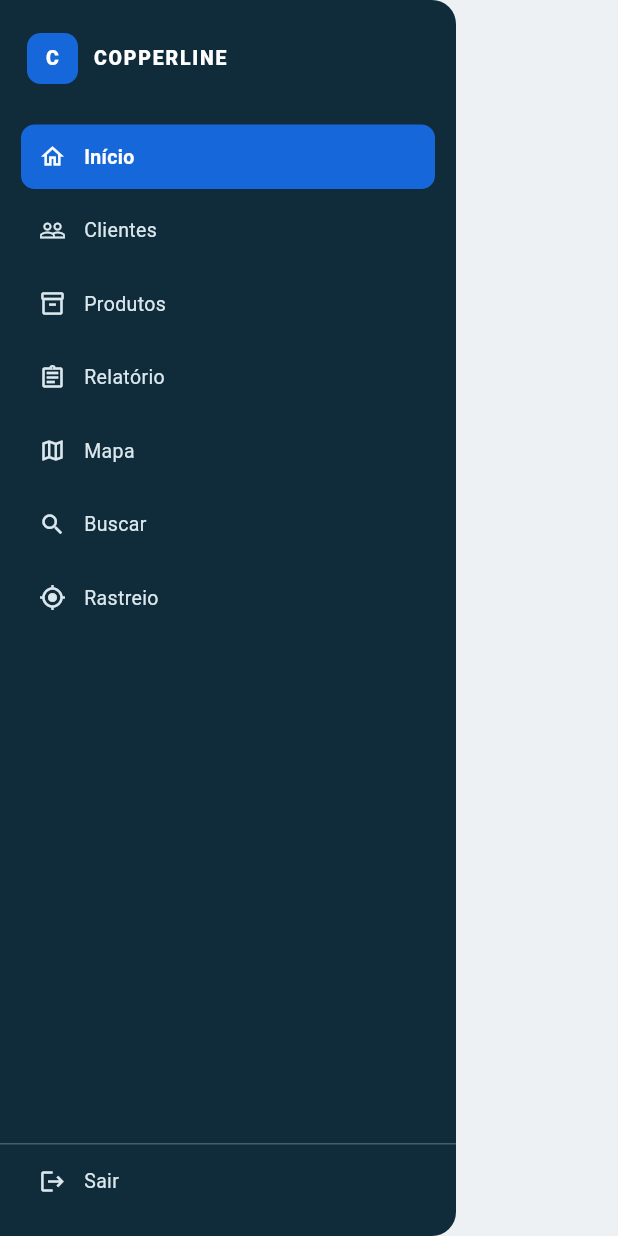
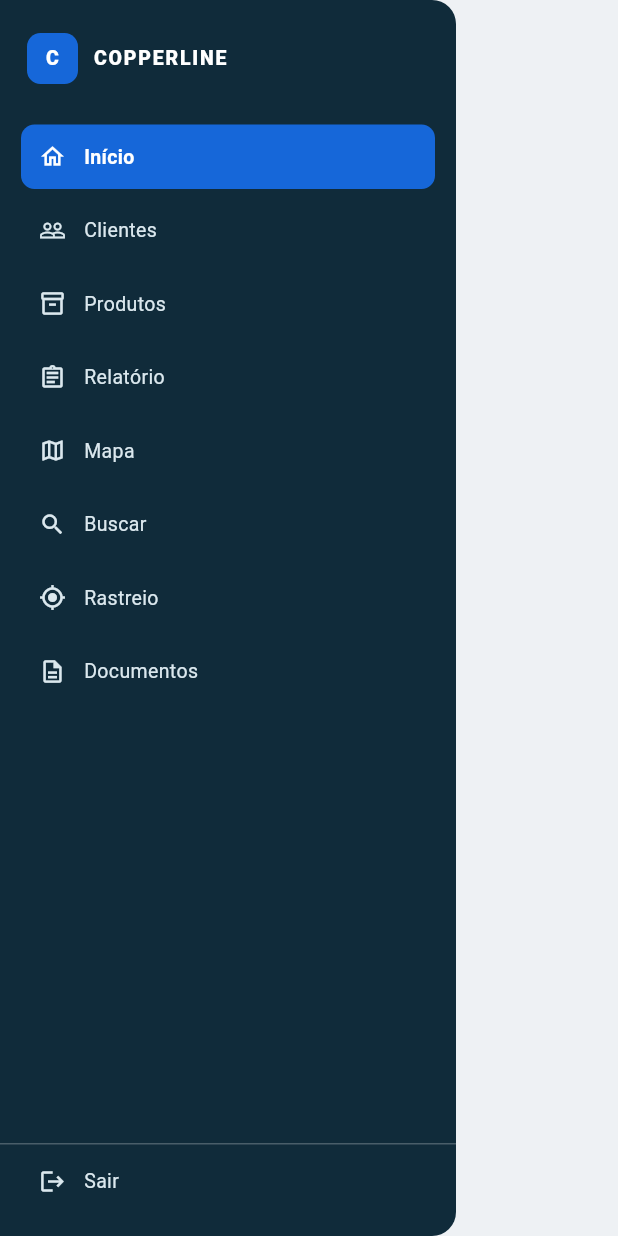
Before and after one commit to JVictorFreitasM/App-Copperline-Flutter, a Flutter app: the _MenuLateral widget shown alone on an empty page, opened directly with empty values, on a phone screen of 412 x 824 dp. Run offline on Flutter 3.47's test engine with Material 3 defaults, Android fonts, the phone set to English and light mode, and no system bars; our stand-ins replace connectivity_plus, dio, firebase_core, firebase_messaging, flutter_map, flutter_riverpod and 7 more; missing offline and left inert: flutter_inappwebview; accounts and stored records are empty.

Commit message:
feat: adiciona Documentos ao menu lateral (ajustes-layout item 5)
So existia como card de acesso rapido na Home - agora tambem no drawer,
mesmo padrao de Mapa/Buscar/Rastreio.

Co-Authored-By: Claude Sonnet 5 <noreply@anthropic.com>

```diff
--- a/mobile/lib/screens/shell/app_shell.dart
+++ b/mobile/lib/screens/shell/app_shell.dart
@@ -10,6 +10,7 @@ import '../notificacoes_config_screen.dart';
 import '../produtos_screen.dart';
 import '../rastreio_config_screen.dart';
 import '../roteiro_screen.dart';
+import 'documentos_screen.dart';
 import 'relatorio_screen.dart';
 
 /// Casca de navegação (replica a referência "Nexo Comercial",
@@ -272,6 +273,20 @@ class _MenuLateral extends ConsumerWidget {
                 ).push(MaterialPageRoute(builder: (_) => const RastreioConfigScreen()));
               },
             ),
+            // Faltava no menu lateral (OS-ajustes-layout-mobile, item 5) -
+            // só existia como card de acesso rápido na Home. Mesmo padrão
+            // de Mapa/Buscar/Rastreio acima.
+            _ItemMenu(
+              icone: Icons.description_outlined,
+              rotulo: 'Documentos',
+              ativo: false,
+              onTap: () {
+                Navigator.of(context).pop();
+                Navigator.of(
+                  context,
+                ).push(MaterialPageRoute(builder: (_) => const DocumentosScreen()));
+              },
+            ),
             const Spacer(),
             const Divider(color: Colors.white24, height: 1),
             _ItemMenu(
```
